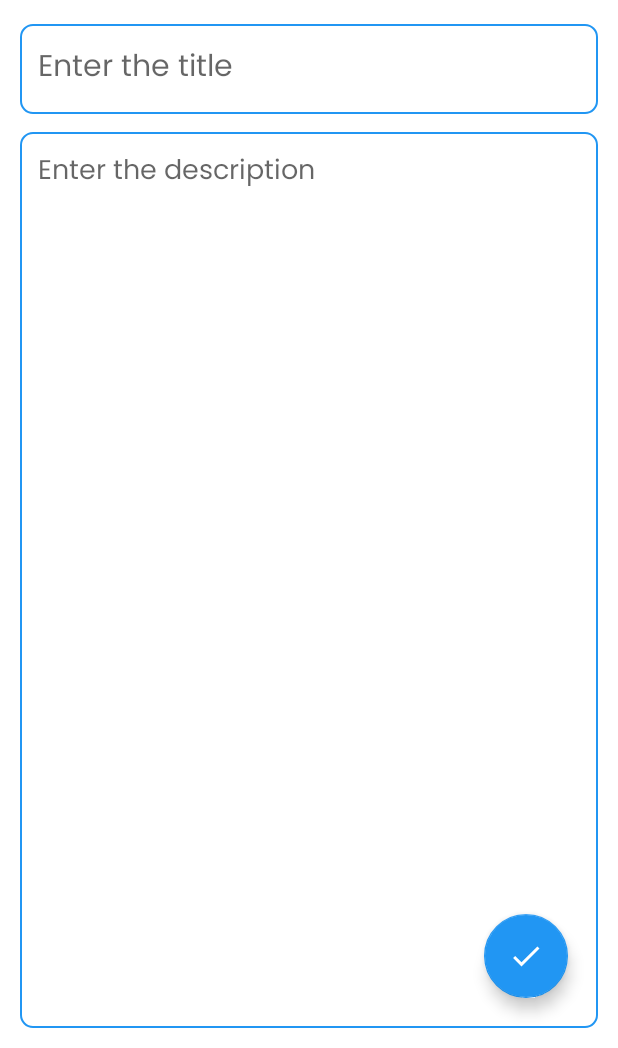
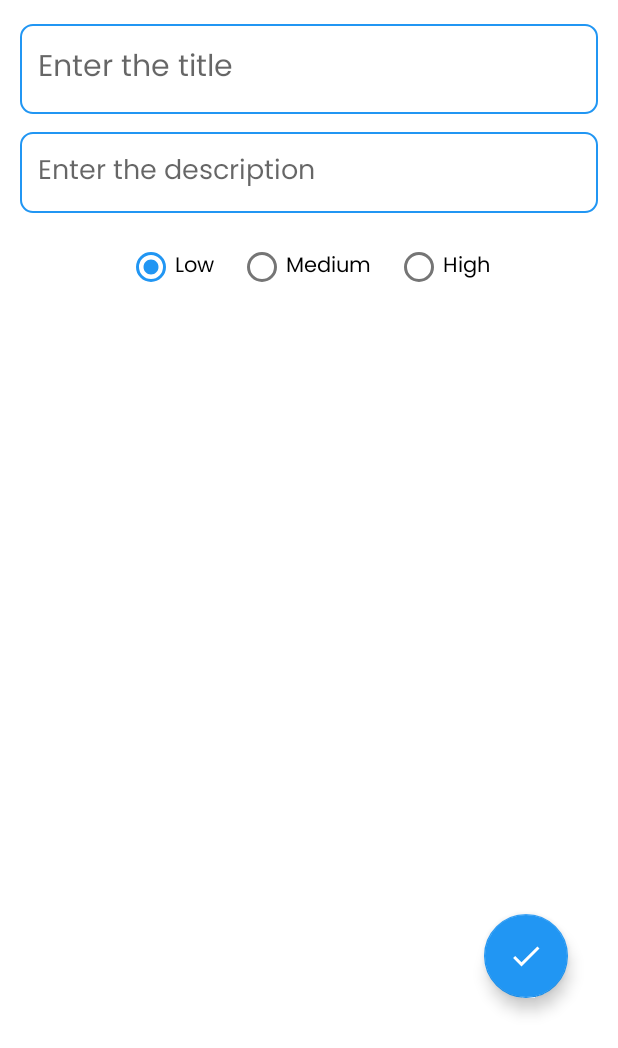
Before and after one commit to AshanMaduwantha/The-Task-App, an Android app: the EditTaskFragment screen opened through its navigation route, on a phone screen of 412 x 824 dp, the part 188-1236 px from its top. Run offline under Robolectric (Android 15) with nearby library versions, the light colour scheme and no system bars; our stand-ins replace Room's generated code, data binding; 8 statements that could not run were skipped.

Commit message:
edit codes

```diff
--- a/app/src/main/java/com/example/thetaskapp/adapter/TaskAdapter.kt
+++ b/app/src/main/java/com/example/thetaskapp/adapter/TaskAdapter.kt
@@ -19,7 +19,8 @@ class TaskAdapter: RecyclerView.Adapter<TaskAdapter.TaskViewHolder>() {
         override fun areItemsTheSame(oldItem: Task, newItem: Task): Boolean {
             return oldItem.id == newItem.id &&
                     oldItem.taskDesc == newItem.taskDesc &&
-                    oldItem.taskTitle == newItem.taskTitle
+                    oldItem.taskTitle == newItem.taskTitle &&
+                    oldItem.priority == newItem.priority
         }
 
         override fun areContentsTheSame(oldItem: Task, newItem: Task): Boolean {
--- a/app/src/main/java/com/example/thetaskapp/model/Task.kt
+++ b/app/src/main/java/com/example/thetaskapp/model/Task.kt
@@ -11,5 +11,6 @@ data class Task(
     @PrimaryKey(autoGenerate = true)
     val id: Int,
     val taskTitle: String,
-    val taskDesc: String
+    val taskDesc: String,
+    val priority: Int
 ):Parcelable
--- a/app/src/main/res/layout/fragment_edit_task.xml
+++ b/app/src/main/res/layout/fragment_edit_task.xml
@@ -19,50 +19,84 @@
             android:layout_marginTop="16dp"
             android:fontFamily="@font/poppins"
             android:text="@string/edit_task"
-            android:textStyle="bold"
             android:textColor="@color/PrimaryColor"
-            android:textSize="24sp" />
+            android:textSize="24sp"
+            android:textStyle="bold" />
 
         <EditText
             android:id="@+id/editTaskTitle"
             android:layout_width="match_parent"
             android:layout_height="60dp"
+            android:layout_below="@id/editNoteHeading"
+            android:layout_marginTop="16dp"
+            android:background="@drawable/blue_border"
+            android:fontFamily="@font/poppins"
             android:hint="@string/enter_the_title"
+            android:maxLines="1"
             android:padding="12dp"
-            android:textSize="20sp"
-            android:layout_below="@id/editNoteHeading"
-            android:background="@drawable/blue_border"
-            android:layout_marginTop="16dp"
-            android:maxLines="1"
-            android:fontFamily="@font/poppins"/>
+            android:textSize="20sp" />
 
         <EditText
             android:id="@+id/editTaskDesc"
-            android:layout_width="match_parent"
-            android:layout_height="match_parent"
+            android:layout_width="390dp"
+            android:layout_height="wrap_content"
+            android:layout_below="@id/editTaskTitle"
+            android:layout_marginTop="12dp"
+            android:background="@drawable/blue_border"
+            android:fontFamily="@font/poppins"
+            android:gravity="top"
             android:hint="@string/enter_the_description"
-            android:gravity="top"
             android:padding="12dp"
-            android:textSize="18sp"
-            android:fontFamily="@font/poppins"
-            android:background="@drawable/blue_border"
-            android:layout_below="@id/editTaskTitle"
-            android:layout_marginTop="12dp" />
+            android:textSize="18sp" />
+
+        <RadioGroup
+            android:id="@+id/priorityRadioGroup"
+            android:layout_width="wrap_content"
+            android:layout_height="wrap_content"
+            android:layout_below="@id/editTaskDesc"
+            android:layout_centerHorizontal="true"
+            android:layout_marginTop="12dp"
+            android:orientation="horizontal">
+
+            <RadioButton
+                android:id="@+id/lowPriorityRadioButton"
+                android:layout_width="wrap_content"
+                android:layout_height="wrap_content"
+                android:checked="true"
+                android:fontFamily="@font/poppins"
+                android:text="@string/low" />
+
+            <RadioButton
+                android:id="@+id/mediumPriorityRadioButton"
+                android:layout_width="wrap_content"
+                android:layout_height="wrap_content"
+                android:layout_marginStart="16dp"
+                android:fontFamily="@font/poppins"
+                android:text="@string/medium" />
+
+            <RadioButton
+                android:id="@+id/highPriorityRadioButton"
+                android:layout_width="wrap_content"
+                android:layout_height="wrap_content"
+                android:layout_marginStart="16dp"
+                android:fontFamily="@font/poppins"
+                android:text="@string/high" />
+        </RadioGroup>
 
         <com.google.android.material.floatingactionbutton.FloatingActionButton
             android:id="@+id/editTaskFab"
             android:layout_width="wrap_content"
             android:layout_height="wrap_content"
+            android:layout_alignParentEnd="true"
+            android:layout_alignParentBottom="true"
             android:layout_marginEnd="20dp"
             android:layout_marginBottom="20dp"
+            android:backgroundTint="@color/PrimaryColor"
             android:clickable="true"
-            android:backgroundTint="@color/PrimaryColor"
-            android:tintMode="@color/white"
+            android:contentDescription="@string/editfab"
+            android:focusable="true"
             android:src="@drawable/baseline_done_24"
-            android:layout_alignParentBottom="true"
-            android:layout_alignParentEnd="true"
-            android:contentDescription="@string/editfab"
-            android:focusable="true" />
+            android:tintMode="@color/white" />
 
     </RelativeLayout>
 </layout>
--- a/app/src/main/res/values/strings.xml
+++ b/app/src/main/res/values/strings.xml
@@ -12,4 +12,7 @@
     <string name="edit_task">Edit Task.</string>
     <string name="task_title">Task Title</string>
     <string name="description">Description</string>
+    <string name="high">High</string>
+    <string name="medium">Medium</string>
+    <string name="low">Low</string>
 </resources>
```
Also changed, not shown: app/src/main/java/com/example/thetaskapp/fragments/AddTaskFragment.kt (+11 -1 lines), app/src/main/java/com/example/thetaskapp/fragments/EditTaskFragment.kt (+19 -1 lines), app/src/main/res/layout/fragment_add_task.xml (+35 -1 lines).
